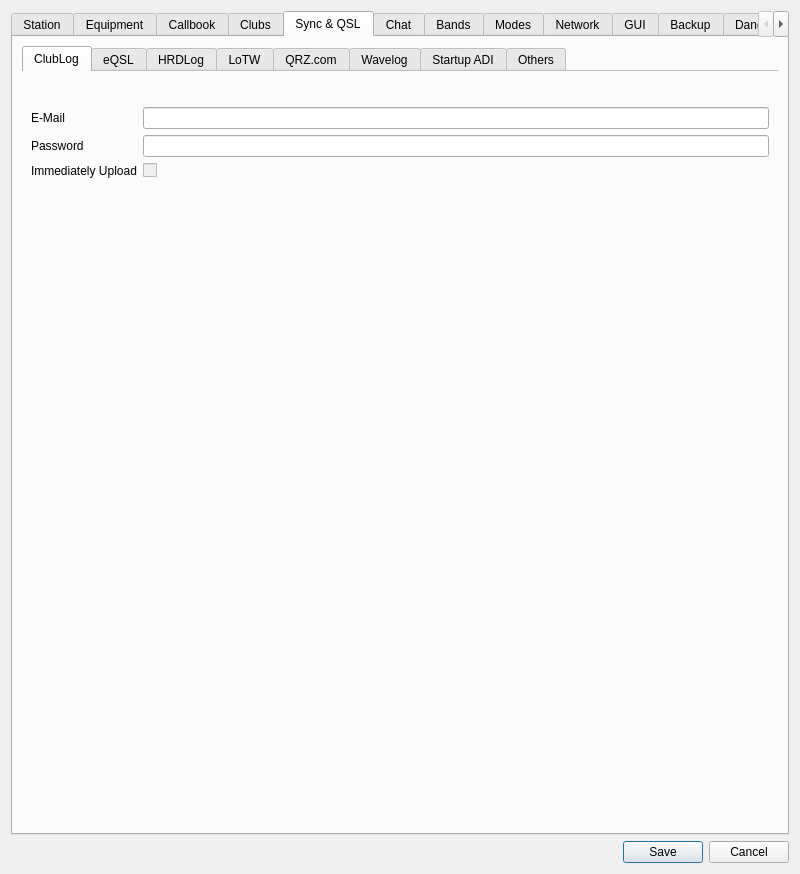
This is ui/SettingsDialog.ui in foldynl/QLog as Qt 5 draws it before an edit. The edited form follows.
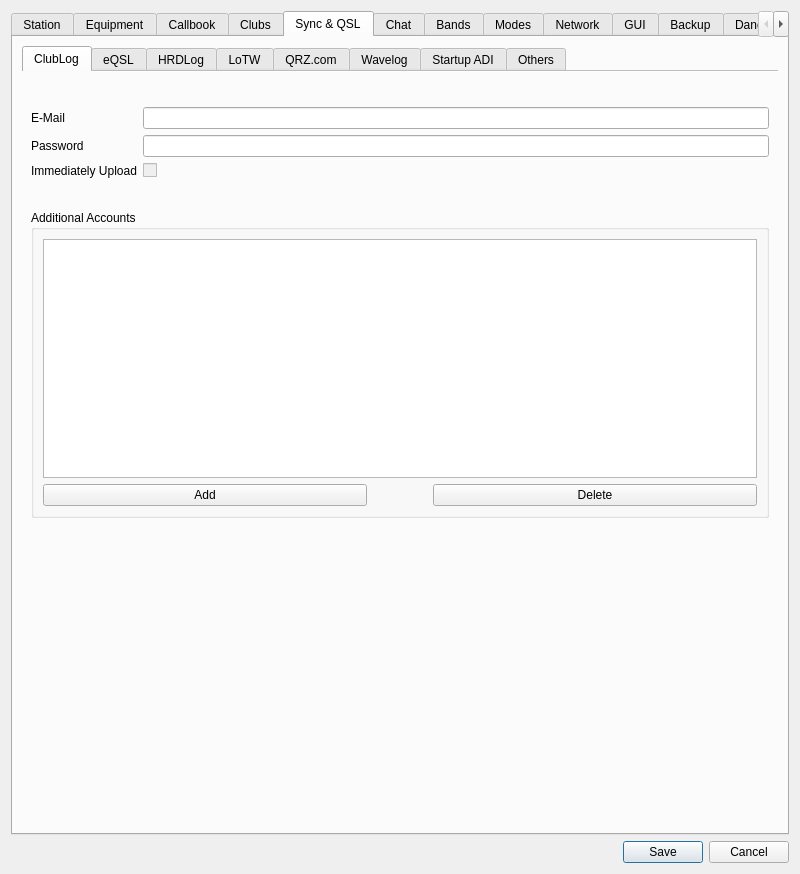
This is the edited form. The open tabs and pages were chosen to show the change. Icons and pictures are not drawn. Custom widgets are drawn as their Qt base class.

Commit message: Clublog: Added additional accounts (#888)

Patch:
```diff
--- a/ui/SettingsDialog.ui
+++ b/ui/SettingsDialog.ui
@@ -3711,6 +3711,96 @@
              </property>
             </widget>
            </item>
+           <item row="4" column="0">
+            <spacer name="verticalSpacer_29">
+             <property name="orientation">
+              <enum>Qt::Vertical</enum>
+             </property>
+             <property name="sizeType">
+              <enum>QSizePolicy::Maximum</enum>
+             </property>
+             <property name="sizeHint" stdset="0">
+              <size>
+               <width>20</width>
+               <height>20</height>
+              </size>
+             </property>
+            </spacer>
+           </item>
+           <item row="5" column="0" colspan="2">
+            <widget class="QGroupBox" name="groupBox_22">
+             <property name="title">
+              <string>Additional Accounts</string>
+             </property>
+             <layout class="QVBoxLayout" name="verticalLayout_26">
+              <item>
+               <widget class="QTableView" name="clublogAccountTableView">
+                <property name="toolTip">
+                 <string>Callsigns of the logs in the account separated by commas</string>
+                </property>
+                <property name="alternatingRowColors">
+                 <bool>true</bool>
+                </property>
+                <property name="selectionMode">
+                 <enum>QAbstractItemView::SingleSelection</enum>
+                </property>
+                <property name="verticalScrollMode">
+                 <enum>QAbstractItemView::ScrollPerPixel</enum>
+                </property>
+                <property name="horizontalScrollMode">
+                 <enum>QAbstractItemView::ScrollPerPixel</enum>
+                </property>
+                <attribute name="horizontalHeaderMinimumSectionSize">
+                 <number>150</number>
+                </attribute>
+                <attribute name="horizontalHeaderStretchLastSection">
+                 <bool>true</bool>
+                </attribute>
+                <attribute name="verticalHeaderVisible">
+                 <bool>false</bool>
+                </attribute>
+               </widget>
+              </item>
+              <item>
+               <layout class="QHBoxLayout" name="horizontalLayout_386">
+                <property name="bottomMargin">
+                 <number>0</number>
+                </property>
+                <item>
+                 <widget class="QPushButton" name="clublogAccountAddButton">
+                  <property name="text">
+                   <string>Add</string>
+                  </property>
+                 </widget>
+                </item>
+                <item>
+                 <spacer name="horizontalSpacer_86">
+                  <property name="orientation">
+                   <enum>Qt::Horizontal</enum>
+                  </property>
+                  <property name="sizeType">
+                   <enum>QSizePolicy::Maximum</enum>
+                  </property>
+                  <property name="sizeHint" stdset="0">
+                   <size>
+                    <width>60</width>
+                    <height>20</height>
+                   </size>
+                  </property>
+                 </spacer>
+                </item>
+                <item>
+                 <widget class="QPushButton" name="clublogAccountDelButton">
+                  <property name="text">
+                   <string>Delete</string>
+                  </property>
+                 </widget>
+                </item>
+               </layout>
+              </item>
+             </layout>
+            </widget>
+           </item>
           </layout>
          </widget>
          <widget class="QWidget" name="eqslSyncQSLTab">
```
Left out of the diff: 34 changed lines with no effect on the pictures. The commit also changes 6 other files.
